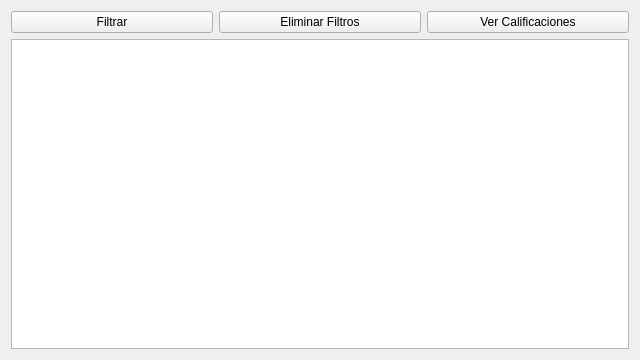
This is Vista/ui/GestionarExam.ui in Kronos5544/SiGePI as Qt 5 draws it before an edit. The edited form follows.
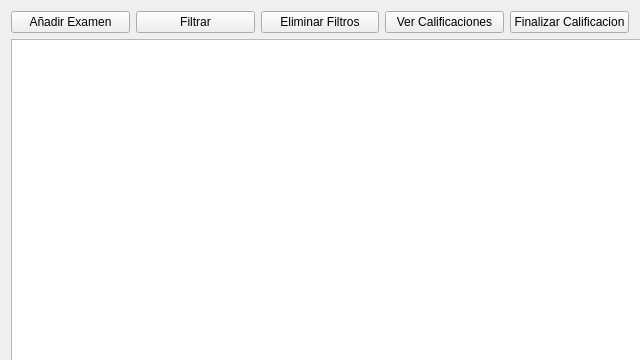
This is the edited form.

Commit message: Añadido el presentador y la vista de la ventana gestionar examen y se añadió al modelo una clase conección para evitar redundancia

Patch:
```diff
--- a/Vista/ui/GestionarExam.ui
+++ b/Vista/ui/GestionarExam.ui
@@ -24,6 +24,13 @@
     <layout class="QVBoxLayout" name="verticalLayout">
      <item>
       <layout class="QHBoxLayout" name="horizontalLayout">
+       <item>
+        <widget class="QPushButton" name="pushButton_2">
+         <property name="text">
+          <string>Añadir Examen</string>
+         </property>
+        </widget>
+       </item>
        <item>
         <widget class="QPushButton" name="filtrar_btn">
          <property name="text">
@@ -51,13 +58,26 @@
          </property>
         </widget>
        </item>
+       <item>
+        <widget class="QPushButton" name="pushButton">
+         <property name="text">
+          <string>Finalizar Calificacion</string>
+         </property>
+        </widget>
+       </item>
       </layout>
      </item>
      <item>
-      <widget class="QTableView" name="tabla_exam">
+      <widget class="QTableWidget" name="tabla_exam">
        <property name="enabled">
         <bool>true</bool>
        </property>
+       <property name="minimumSize">
+        <size>
+         <width>640</width>
+         <height>360</height>
+        </size>
+       </property>
        <property name="editTriggers">
         <set>QAbstractItemView::DoubleClicked|QAbstractItemView::SelectedClicked</set>
        </property>
```
The commit also changes 5 other files.
